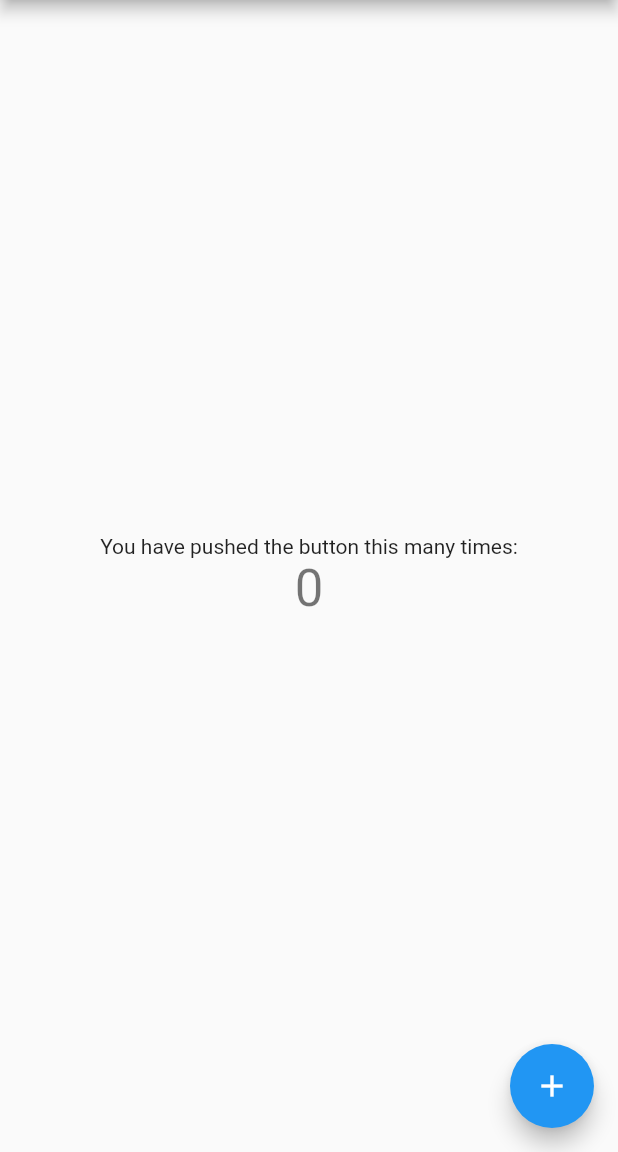
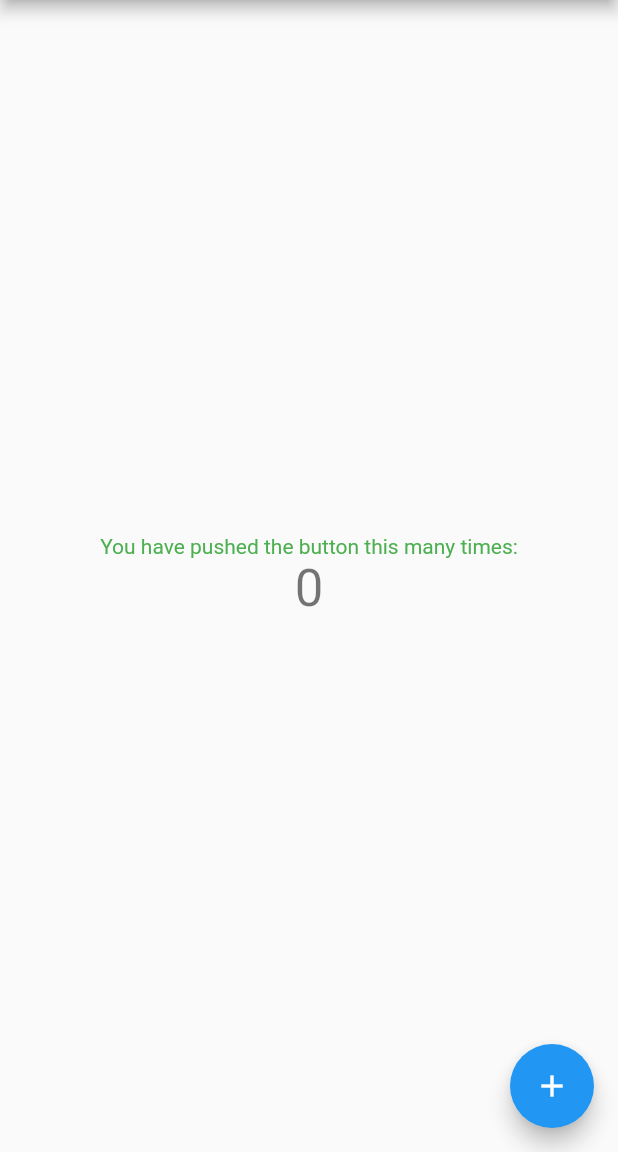
Before and after one commit to kamioka24/sample_flutter, a Flutter app: the screen it shows after launch, on a phone screen of 412 x 824 dp, the part 84-1236 px from its top. Run offline on Flutter 3.47's test engine with Material 2 defaults, Android fonts, the phone set to English and light mode, and no system bars.

Commit message:
[Update] テキストの色を変更

```diff
--- a/lib/main.dart
+++ b/lib/main.dart
@@ -22,7 +22,7 @@ class MyApp extends StatelessWidget {
         // or simply save your changes to "hot reload" in a Flutter IDE).
         // Notice that the counter didn't reset back to zero; the application
         // is not restarted.
-        primarySwatch: Colors.blue,
+        primarySwatch: Colors.blue
       ),
       home: const MyHomePage(title: 'Flutter Demo Home Page'),
     );
@@ -97,6 +97,9 @@ class _MyHomePageState extends State<MyHomePage> {
           children: <Widget>[
             const Text(
               'You have pushed the button this many times:',
+              style: TextStyle(
+                  color: Colors.green
+              ),
             ),
             Text(
               '$_counter',
```
